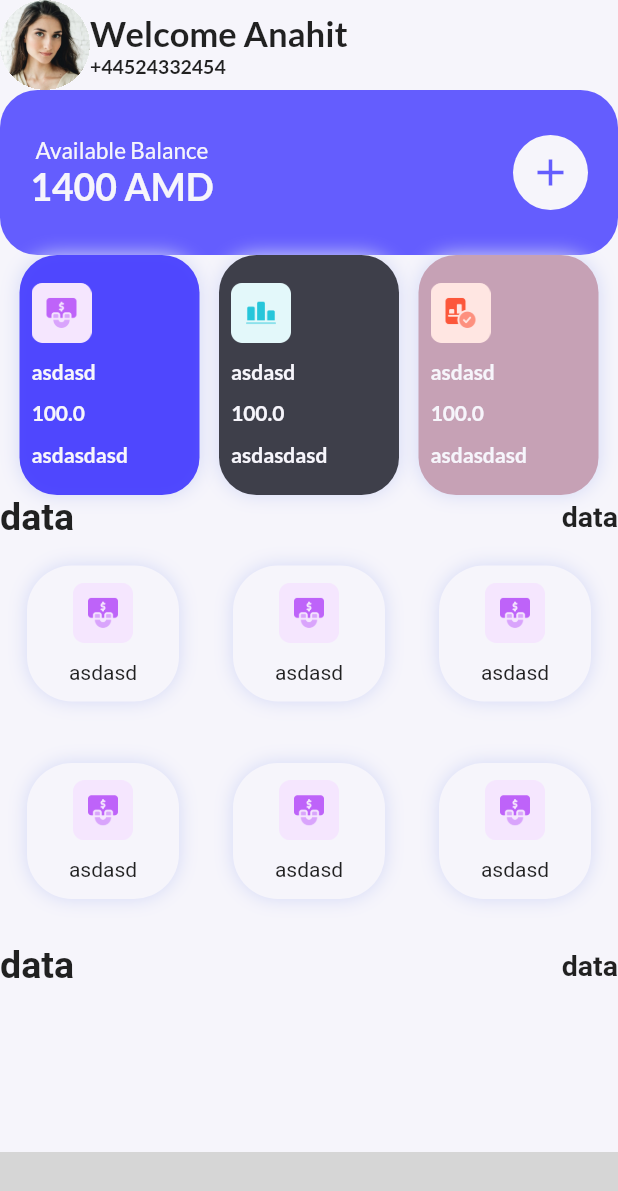
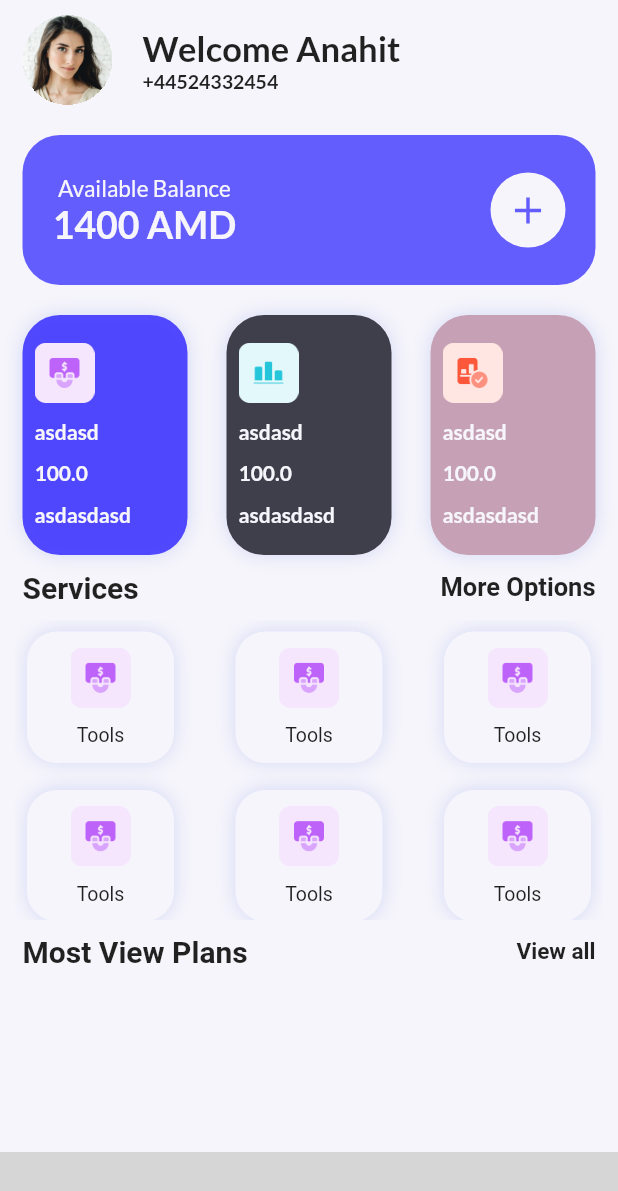
Before and after one commit to mahmoud-eslami/network_manager_ui, a Flutter app: the screen it shows after launch, on a phone screen of 412 x 824 dp. Shown: the top 1191 px of the screen. Run offline on Flutter 3.47's test engine with Material 2 defaults, Android fonts, the light colour scheme and no system bars; our stand-ins replace google_fonts; missing offline and left inert: bottom_animation; grey boxes are pictures that could not be loaded.

Commit message:
home page refactored

```diff
--- a/lib/screens/home.dart
+++ b/lib/screens/home.dart
@@ -68,11 +68,19 @@ class DynamicBody extends StatelessWidget {
         child: Container(
           child: Column(
             children: [
-              Row(
+              Padding(
+                padding: const EdgeInsets.symmetric(
+                  horizontal: 15,
+                  vertical: 10,
+                ),
+                child: Row(
                   children: [
                     ProfileAvatar(
                       imgPath: 'assets/images/girl.jpg',
                       picSize: 60,
+                    ),
+                    SizedBox(
+                      width: 20,
                     ),
                     Column(
                       crossAxisAlignment: CrossAxisAlignment.start,
@@ -99,23 +107,35 @@ class DynamicBody extends StatelessWidget {
                     ),
                   ],
                 ),
-              AvailableBalance(
+              ),
+              Padding(
+                padding: const EdgeInsets.symmetric(
+                  horizontal: 15,
+                  vertical: 10,
+                ),
+                child: AvailableBalance(
                   bgColor: AppColor.blue.withOpacity(.8),
                   widthSize: MediaQuery.of(context).size.width,
-                heightSize: 110,
+                  heightSize: 100,
                   borderRadius: 25,
                   balance: 1400,
                   iconSize: 30,
                 ),
-              Row(
-                mainAxisAlignment: MainAxisAlignment.spaceEvenly,
+              ),
+              Padding(
+                padding: const EdgeInsets.symmetric(
+                  horizontal: 15,
+                  vertical: 10,
+                ),
+                child: Row(
+                  mainAxisAlignment: MainAxisAlignment.spaceBetween,
                   children: [
                     CardView(
                       bgColor: AppColor.blue.withOpacity(.9),
                       count: 100,
                       imgPath: 'assets/images/buss.png',
                       heightSize: 160,
-                    widthSize: 120,
+                      widthSize: 110,
                       borderRaduis: 25,
                       title: 'asdasd',
                       subTitle: 'asdasdasd',
@@ -125,7 +145,7 @@ class DynamicBody extends StatelessWidget {
                       count: 100,
                       imgPath: 'assets/images/chart.png',
                       heightSize: 160,
-                    widthSize: 120,
+                      widthSize: 110,
                       borderRaduis: 25,
                       title: 'asdasd',
                       subTitle: 'asdasdasd',
@@ -135,34 +155,40 @@ class DynamicBody extends StatelessWidget {
                       count: 100,
                       imgPath: 'assets/images/sales.png',
                       heightSize: 160,
-                    widthSize: 120,
+                      widthSize: 110,
                       borderRaduis: 25,
                       title: 'asdasd',
                       subTitle: 'asdasdasd',
                     ),
                   ],
                 ),
-              Row(
+              ),
+              Padding(
+                padding: const EdgeInsets.symmetric(
+                  horizontal: 15,
+                ),
+                child: Row(
                   mainAxisAlignment: MainAxisAlignment.spaceBetween,
                   children: [
                     Text(
-                    "data",
+                      "Services",
                       style: TextStyle(
                         fontWeight: FontWeight.w700,
-                      fontSize: 25,
+                        fontSize: 20,
                       ),
                     ),
                     Text(
-                    "data",
+                      "More Options",
                       style: TextStyle(
                         fontWeight: FontWeight.w700,
-                      fontSize: 19,
+                        fontSize: 17,
                       ),
                     ),
                   ],
                 ),
+              ),
               SizedBox(
-                height: 270,
+                height: 220,
                 child: Padding(
                   padding: EdgeInsets.symmetric(horizontal: 10, vertical: 10),
                   child: GridView.builder(
@@ -170,8 +196,8 @@ class DynamicBody extends StatelessWidget {
                       gridDelegate: SliverGridDelegateWithFixedCrossAxisCount(
                         crossAxisCount: 3,
                         childAspectRatio: 1.1,
-                        mainAxisSpacing: 25,
-                        crossAxisSpacing: 20,
+                        mainAxisSpacing: 2,
+                        crossAxisSpacing: 25,
                       ),
                       itemBuilder: (context, index) {
                         return Padding(
@@ -180,7 +206,7 @@ class DynamicBody extends StatelessWidget {
                             decoration: BoxDecoration(
                                 color: AppColor.background,
                                 borderRadius: BorderRadius.all(
-                                  Radius.circular(30),
+                                  Radius.circular(20),
                                 ),
                                 boxShadow: <BoxShadow>[
                                   BoxShadow(
@@ -195,7 +221,12 @@ class DynamicBody extends StatelessWidget {
                                   'assets/images/buss.png',
                                   width: 40,
                                 ),
-                                Text('asdasd')
+                                Text(
+                                  'Tools',
+                                  style: TextStyle(
+                                    fontSize: 13,
+                                  ),
+                                )
                               ],
                             ),
                           ),
@@ -203,24 +234,29 @@ class DynamicBody extends StatelessWidget {
                       }),
                 ),
               ),
-              Row(
+              Padding(
+                padding: const EdgeInsets.symmetric(
+                  horizontal: 15,
+                ),
+                child: Row(
                   mainAxisAlignment: MainAxisAlignment.spaceBetween,
                   children: [
                     Text(
-                    "data",
+                      "Most View Plans",
                       style: TextStyle(
                         fontWeight: FontWeight.w700,
-                      fontSize: 25,
+                        fontSize: 20,
                       ),
                     ),
                     Text(
-                    "data",
+                      "View all",
                       style: TextStyle(
                         fontWeight: FontWeight.w700,
-                      fontSize: 19,
+                        fontSize: 15,
                       ),
                     ),
                   ],
+                ),
               ),
             ],
           ),
```
Lines whose indentation alone changed are shown as unchanged.
